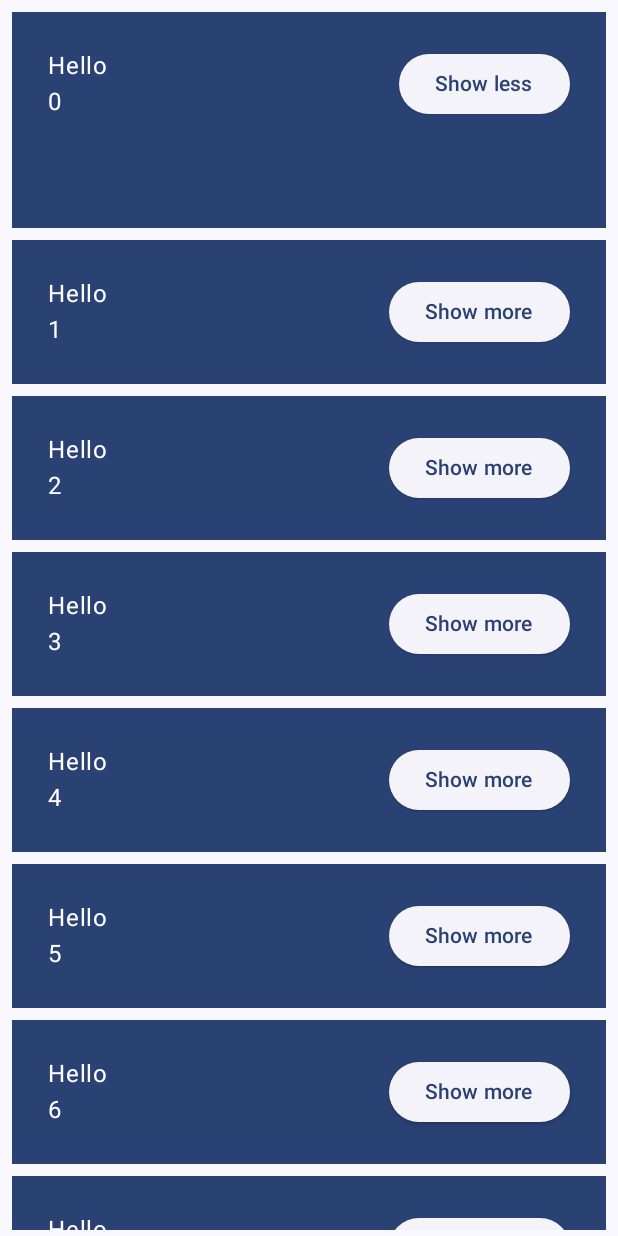
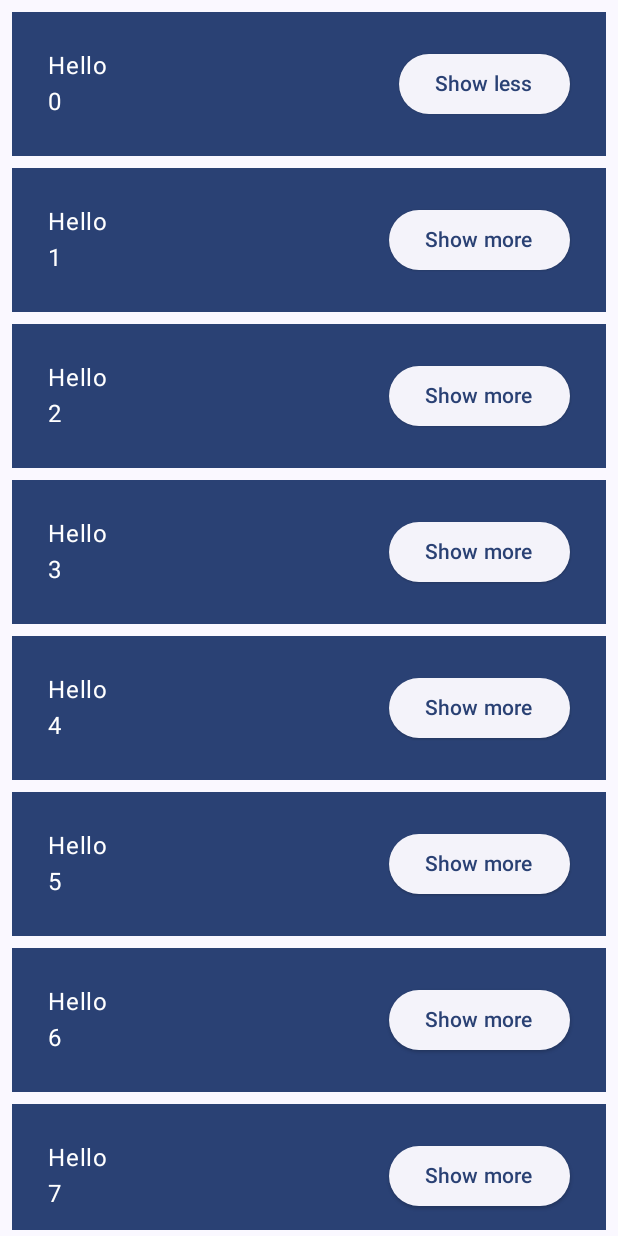
Before and after one commit to charlie60507/ComposePractice, an Android app built with Jetpack Compose: the composable Greetings shown on its own in the app's theme, after a tap on "Show more", on a phone screen of 412 x 824 dp. Run offline under Robolectric (Android 15) with nearby library versions, the phone set to English and light mode, and no system bars.

```diff
--- a/app/src/main/java/com/example/composepractice/MainActivity.kt
+++ b/app/src/main/java/com/example/composepractice/MainActivity.kt
@@ -3,6 +3,9 @@ package com.example.composepractice
 import android.os.Bundle
 import androidx.activity.ComponentActivity
 import androidx.activity.compose.setContent
+import androidx.compose.animation.core.Spring
+import androidx.compose.animation.core.animateDpAsState
+import androidx.compose.animation.core.spring
 import androidx.compose.foundation.layout.Arrangement
 import androidx.compose.foundation.layout.Column
 import androidx.compose.foundation.layout.Row
@@ -24,6 +27,7 @@ import androidx.compose.runtime.setValue
 import androidx.compose.ui.Alignment
 import androidx.compose.ui.Modifier
 import androidx.compose.ui.tooling.preview.Preview
+import androidx.compose.ui.unit.coerceAtMost
 import androidx.compose.ui.unit.dp
 import com.example.composepractice.ui.theme.ComposePracticeTheme
 
@@ -55,7 +59,7 @@ fun MyApp(modifier: Modifier = Modifier) {
 @Composable
 private fun Greetings(
     modifier: Modifier = Modifier,
-    names: List<String> = List(10) { "$it" }
+    names: List<String> = List(20) { "$it" }
 ) {
     LazyColumn(modifier = modifier.padding(vertical = 4.dp)) {
         items(items = names) { name ->
@@ -67,7 +71,14 @@ private fun Greetings(
 @Composable
 fun Greeting(name: String, modifier: Modifier = Modifier) {
     var expanded by rememberSaveable { mutableStateOf(false) }
-    val extraPadding = if (expanded) 48.dp else 0.dp
+    val extraPadding by animateDpAsState(
+        targetValue = if (expanded) 48.dp else 0.dp,
+        animationSpec = spring(
+            dampingRatio = Spring.DampingRatioMediumBouncy,
+            stiffness = Spring.StiffnessLow
+        ),
+        label = ""
+    )
 
     Surface(
         color = MaterialTheme.colorScheme.primary,
@@ -78,7 +89,7 @@ fun Greeting(name: String, modifier: Modifier = Modifier) {
             .padding(24.dp)) {
             Column(modifier = Modifier
                 .weight(1f)
-                .padding(bottom = extraPadding)) {
+                .padding(bottom = extraPadding.coerceAtMost(0.dp))) { // important: avoid negative padding which causes a crash
                 Text(text = "Hello ")
                 Text(text = name)
             }
```
